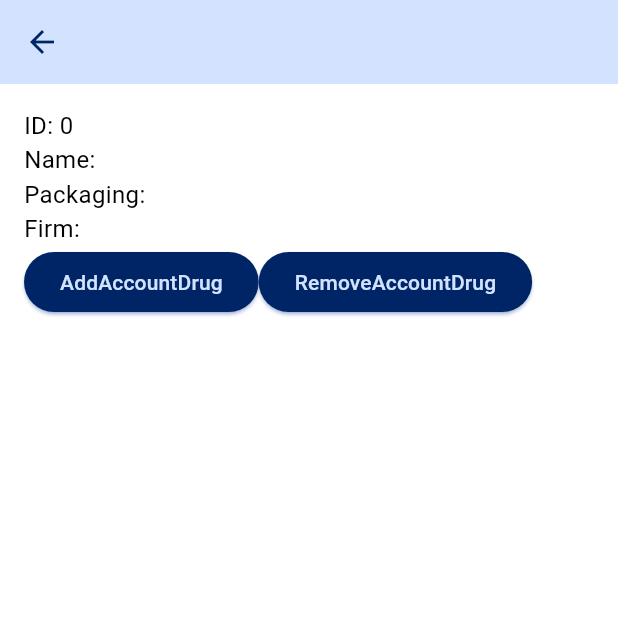
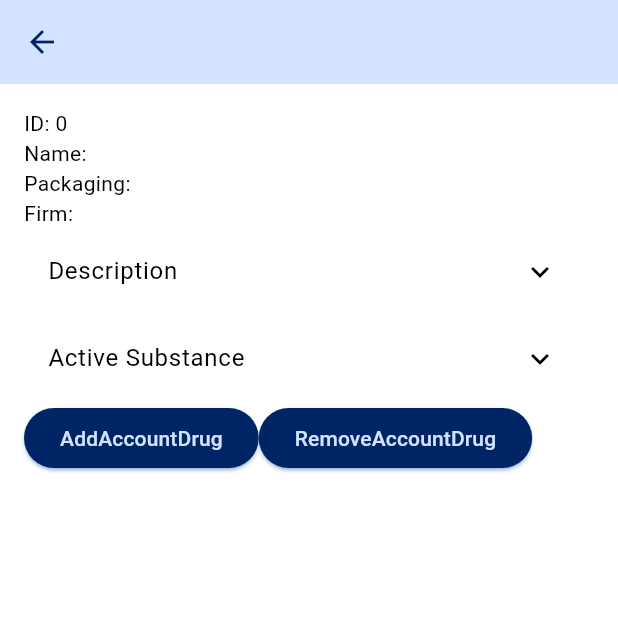
Before and after one commit to Geara0/drugpack_frontend, a Flutter app: the DrugPage screen opened directly with empty values, on a phone screen of 412 x 824 dp, the top half of it. Run offline on Flutter 3.47's test engine with Material 3 defaults, Android fonts, the phone set to English and light mode, and no system bars; our stand-ins replace bloc, dio, easy_localization, flutter_bloc, flutter_secure_storage, freezed_annotation and 3 more; accounts and stored records are empty; generated files the repository leaves out were written again; statements that could not run were skipped.

Commit message:
Обновил карточку лекарства и дизайн поиска.

```diff
--- a/lib/blocs/profile_bloc/profile_event.dart
+++ b/lib/blocs/profile_bloc/profile_event.dart
@@ -1,12 +1,7 @@
 abstract class ProfileEvent {}
 
 class GetAccountDrugs extends ProfileEvent {
-  final String email;
-
-  GetAccountDrugs({required this.email});
-
-  @override
-  String toString() => 'GetAccountDrugs { email: $email}';
+  GetAccountDrugs();
 }
 
 class AddAccountDrug extends ProfileEvent {
@@ -14,6 +9,7 @@ class AddAccountDrug extends ProfileEvent {
 
   AddAccountDrug(this.drugId);
 }
+
 class RemoveAccountDrug extends ProfileEvent {
   final String drugId;
 
--- a/lib/client/dio.dart
+++ b/lib/client/dio.dart
@@ -4,7 +4,7 @@ import 'package:flutter/cupertino.dart';
 
 final dio = Dio()
   ..options = BaseOptions(
-    baseUrl: 'http://192.168.23.129:8080/',
+    baseUrl: 'http://192.168.50.177:8080/',
     sendTimeout: const Duration(minutes: 1),
     receiveTimeout: const Duration(minutes: 1),
   )
--- /dev/null
+++ b/lib/dto/active_substance/active_substance_dto.dart
@@ -0,0 +1,23 @@
+import 'package:freezed_annotation/freezed_annotation.dart';
+
+part 'active_substance_dto.freezed.dart';
+part 'active_substance_dto.g.dart';
+
+@freezed
+class ActiveSubstanceDto with _$ActiveSubstanceDto {
+  const factory ActiveSubstanceDto({
+    String? asNameRus,
+    String? asNameEng,
+    String? asNameLatGenitive,
+    String? asNameLat,
+    int? tcfsDescId,
+    String? fdaCat,
+    String? asFormula,
+    String? asFormulaHtml,
+    String? asCasCode,
+    bool? asterisk,
+  }) = _ActiveSubstanceDto;
+
+  factory ActiveSubstanceDto.fromJson(Map<String, dynamic> json) =>
+      _$ActiveSubstanceDtoFromJson(json);
+}
--- /dev/null
+++ b/lib/dto/description/description_dto.dart
@@ -0,0 +1,62 @@
+import 'package:freezed_annotation/freezed_annotation.dart';
+
+part 'description_dto.freezed.dart';
+part 'description_dto.g.dart';
+
+@freezed
+class DescriptionDto with _$DescriptionDto {
+  const factory DescriptionDto({
+    String? composition,
+    String? compositionDf,
+    String? characteristics,
+    String? pharmaActions,
+    String? actonOrg,
+    String? componentsProperties,
+    String? drugFormDescription,
+    String? pharmaKinetic,
+    String? pharmaDynamic,
+    String? pharmaProperties,
+    String? clinicalPharmacology,
+    String? direction,
+    String? indications,
+    String? recommendations,
+    String? contraindications,
+    String? pregnancyUse,
+    String? useMethodAndDoses,
+    String? instrForPac,
+    String? sideActions,
+    String? interactions,
+    String? overdose,
+    String? precautions,
+    String? specialGuidelines,
+    String? form,
+    String? aptekaCondition,
+    String? literature,
+    String? comment,
+    String? manufacturer,
+    String? apply,
+    String? complectation,
+    String? principle,
+    String? mainTechChars,
+    String? observation,
+    String? specification,
+    String? service,
+    String? pharmGroups,
+    String? pharmActions,
+    String? name,
+    String? nameShort,
+    String? amount,
+    String? packing,
+    String? packingShort,
+    String? barcode,
+    String? firm,
+    String? lifetimeText,
+    double? lifetimeMonth,
+    String? storageConditions,
+    String? storageConditionsShort,
+    String? picname,
+  }) = _DescriptionDto;
+
+  factory DescriptionDto.fromJson(Map<String, dynamic> json) =>
+      _$DescriptionDtoFromJson(json);
+}
--- a/lib/dto/drug/drug_dto.dart
+++ b/lib/dto/drug/drug_dto.dart
@@ -1,4 +1,6 @@
 import 'package:freezed_annotation/freezed_annotation.dart';
+import '../active_substance/active_substance_dto.dart';
+import '../description/description_dto.dart';
 
 part 'drug_dto.freezed.dart';
 part 'drug_dto.g.dart';
@@ -9,7 +11,15 @@ class DrugDto with _$DrugDto {
     required int id,
     required String name,
     String? packaging,
-    required String firm,
+    String? firm,
+    DescriptionDto? description,
+    ActiveSubstanceDto? activeSubstance,
+    String? lifetimeText,
+    double? lifetimeMonth,
+    String? storageConditions,
+    String? storageConditionsShort,
+    String? picname,
+    String? form,
   }) = _DrugDto;
 
   factory DrugDto.fromJson(Map<String, dynamic> json) =>
--- a/lib/pages/drug_page.dart
+++ b/lib/pages/drug_page.dart
@@ -9,7 +9,7 @@ class DrugPage extends StatelessWidget {
   final DrugDto drugDto;
   final String id;
 
-  DrugPage({super.key, required this.id, required this.drugDto});
+  DrugPage({required this.id, required this.drugDto}) : super();
 
   @override
   Widget build(BuildContext context) {
@@ -19,40 +19,76 @@ class DrugPage extends StatelessWidget {
       appBar: AppBar(
         title: Text(drugDto.name),
       ),
-      body: Padding(
+      body: SingleChildScrollView(
+        child: Padding(
           padding: EdgeInsets.all(16.0),
           child: Column(
             crossAxisAlignment: CrossAxisAlignment.start,
             children: [
               Text(
                 'ID: ${drugDto.id}',
-              style: TextStyle(fontSize: 16.0),
               ),
               Text(
                 'Name: ${drugDto.name}',
-              style: TextStyle(fontSize: 16.0),
               ),
               if (drugDto.packaging != null)
                 Text(
                   'Packaging: ${drugDto.packaging}',
-                style: TextStyle(fontSize: 16.0),
                 ),
               Text(
                 'Firm: ${drugDto.firm}',
-              style: TextStyle(fontSize: 16.0),
               ),
-            Row(children: [ElevatedButton(
+              ExpansionTile(
+                title: Text('Description'),
+                children: [
+                  if (drugDto.description != null)
+                    ...drugDto.description!.toJson().entries.map((entry) {
+                      if (entry.value != null) {
+                        return ListTile(
+                          leading: Text(entry.key),
+                          title: Text(
+                            '${entry.value}',
+                          ),
+                        );
+                      }
+                      return Container();
+                    }),
+                ],
+              ),
+              ExpansionTile(
+                title: Text('Active Substance'),
+                children: [
+                  if (drugDto.activeSubstance != null)
+                    ...drugDto.activeSubstance!.toJson().entries.map((entry) {
+                      if (entry.value != null) {
+                        return ListTile(
+                          leading: Text(entry.key),
+                          title: Text('${entry.value}',
+                              style: TextStyle(fontSize: 16.0)),
+                        );
+                      }
+                      return Container();
+                    }),
+                ],
+              ),
+              Row(
+                children: [
+                  ElevatedButton(
                     onPressed: () {
                       profileBloc.add(AddAccountDrug(drugDto.id.toString()));
                     },
                     child: Text('AddAccountDrug'.tr()),
-            ),ElevatedButton(
+                  ),
+                  ElevatedButton(
                     onPressed: () {
                       profileBloc.add(RemoveAccountDrug(drugDto.id.toString()));
                     },
                     child: Text('RemoveAccountDrug'.tr()),
-            ),],)
+                  ),
                 ],
+              ),
+            ],
+          ),
         ),
       ),
     );
--- a/lib/pages/home_page.dart
+++ b/lib/pages/home_page.dart
@@ -13,14 +13,6 @@ class HomePage extends StatefulWidget {
 }
 
 class HomePageState extends State<HomePage> {
-  int count = 0;
-
-  void incrementCount() {
-    setState(() {
-      count++;
-    });
-  }
-
   @override
   Widget build(BuildContext context) {
     return Scaffold(
@@ -30,15 +22,13 @@ class HomePageState extends State<HomePage> {
           child: Column(
             children: <Widget>[
               const SizedBox(height: 20),
-              Container(
-                child: Column(
+              Column(
                 children: <Widget>[
                   Search.bar(
                     transformer: _transformer,
                     onTapResult: _onTapResult,
                   ),
                 ],
-                ),
               ),
             ],
           )),
@@ -48,13 +38,22 @@ class HomePageState extends State<HomePage> {
   Widget _transformer(DrugDto drugDto) {
     return Container(
       padding: const EdgeInsets.only(left: 20, right: 20),
+      child: Row(
+        crossAxisAlignment: CrossAxisAlignment.start,
+        children: <Widget>[
+          Expanded(
             child: Column(
+              crossAxisAlignment: CrossAxisAlignment.start,
               children: <Widget>[
                 const SizedBox(height: 20),
                 Text(
                   drugDto.name,
                   maxLines: 3,
                   overflow: TextOverflow.ellipsis,
+                  textAlign: TextAlign.left,
+                ),
+              ],
+            ),
           ),
         ],
       ),
--- a/lib/router/router.dart
+++ b/lib/router/router.dart
@@ -66,7 +66,6 @@ final List<RouteBase> _routes = [
                               drugDto: drugDto,
                             ),
                           );
-
                         },
                       ),
                     ],
--- a/lib/themes/themes.dart
+++ b/lib/themes/themes.dart
@@ -14,6 +14,9 @@ class ThemeClass {
   static const Color lightElevatedButtonShadowColor = Color(0xFF7BABFF);
   static const Color lightIconColor = Color(0xFF002566);
   static const Color lightInputTextColor = Color(0xFF000A1B);
+  static const Color lightNavItemColorSelected = Color(0xFF002566);
+  static const Color lightNavItemColorUnselected = Color(0xFF7BABFF);
+  static const Color lightTextAppBarColor = Color(0xFF002566);
 
   static const Color darkAppBarColor = Color(0xFF002566);
   static const Color darkStatusBarColor = Color(0xFF001A47);
@@ -28,6 +31,9 @@ class ThemeClass {
   static const Color darkElevatedButtonShadowColor = Color(0xFF7BABFF);
   static const Color darkIconColor = Color(0xFF7BABFF);
   static const Color darkInputTextColor = Color(0xFF000A1B);
+  static const Color darkNavItemColorSelected = Color(0xFFD3E3FF);
+  static const Color darkNavItemColorUnselected = Color(0xFF000A1B);
+  static const Color darkTextAppBarColor = Color(0xFFD3E3FF);
 
   static const Color lightInnerColor = Color(0xFFE6EFFF);
   static const Color darkInnerColor = Color(0xFF001A47);
@@ -37,12 +43,14 @@ class ThemeClass {
   static ThemeData lightTheme = ThemeData(
       primaryColor: ThemeData.light().scaffoldBackgroundColor,
       appBarTheme: const AppBarTheme(
+        titleTextStyle: TextStyle(color: lightTextAppBarColor),
         iconTheme: IconThemeData(color: lightIconColor),
         backgroundColor: lightAppBarColor,
       ),
       bottomNavigationBarTheme: const BottomNavigationBarThemeData(
           backgroundColor: lightAppBarColor,
-    ),
+          selectedItemColor: lightNavItemColorSelected,
+          unselectedItemColor: lightNavItemColorUnselected),
       colorScheme: const ColorScheme.light().copyWith(),
       textButtonTheme: const TextButtonThemeData(
         style: ButtonStyle(
@@ -53,7 +61,8 @@ class ThemeClass {
         style: ButtonStyle(
           backgroundColor: MaterialStatePropertyAll(lightElevatedButtonColor),
           shadowColor: MaterialStatePropertyAll(lightElevatedButtonShadowColor),
-        foregroundColor: MaterialStatePropertyAll(lightElevatedButtonTextColor),
+          foregroundColor:
+              MaterialStatePropertyAll(lightElevatedButtonTextColor),
         ),
       ),
       scaffoldBackgroundColor: lightBackgroundColor,
@@ -69,17 +78,20 @@ class ThemeClass {
       textTheme: const TextTheme(
         titleMedium: TextStyle(color: lightInputTextColor),
       ),
-  );
+      searchViewTheme:
+          const SearchViewThemeData(backgroundColor: lightBackgroundColor));
 
   static ThemeData darkTheme = ThemeData(
       primaryColor: ThemeData.dark().scaffoldBackgroundColor,
       appBarTheme: const AppBarTheme(
+        titleTextStyle: TextStyle(color: darkTextAppBarColor),
         iconTheme: IconThemeData(color: darkIconColor),
         backgroundColor: darkAppBarColor,
       ),
       bottomNavigationBarTheme: const BottomNavigationBarThemeData(
           backgroundColor: darkAppBarColor,
-    ),
+          selectedItemColor: darkNavItemColorSelected,
+          unselectedItemColor: darkNavItemColorUnselected),
       colorScheme: const ColorScheme.dark().copyWith(),
       textButtonTheme: const TextButtonThemeData(
         style: ButtonStyle(
@@ -90,7 +102,8 @@ class ThemeClass {
         style: ButtonStyle(
           backgroundColor: MaterialStatePropertyAll(darkElevatedButtonColor),
           shadowColor: MaterialStatePropertyAll(darkElevatedButtonShadowColor),
-        foregroundColor: MaterialStatePropertyAll(darkElevatedButtonTextColor),
+          foregroundColor:
+              MaterialStatePropertyAll(darkElevatedButtonTextColor),
         ),
       ),
       scaffoldBackgroundColor: darkBackgroundColor,
@@ -106,7 +119,8 @@ class ThemeClass {
       textTheme: const TextTheme(
         titleMedium: TextStyle(color: darkInputTextColor),
       ),
-  );
+      searchViewTheme:
+          const SearchViewThemeData(backgroundColor: darkBackgroundColor));
 
   static BoxDecoration containerDecoration(BuildContext context) {
     Color innerColor = Theme.of(context).brightness == Brightness.light
--- a/lib/widgets/search_result.dart
+++ /dev/null
@@ -1,53 +0,0 @@
-import 'package:drugpack/dto/drug/drug_dto.dart';
-import 'package:flutter/material.dart';
-
-class SearchResult extends StatelessWidget {
-  final DrugDto searchDrugResult;
-
-  const SearchResult({super.key, required this.searchDrugResult});
-
-  @override
-  Widget build(BuildContext context) {
-    return GestureDetector(
-      // onTap: () {
-      //   Navigator.push(
-      //     context,
-      //     MaterialPageRoute(
-      //       builder: (context) => PersonDetailPage(person: personResult),
-      //     ),
-      //   );
-      // },
-      child: Card(
-        shape: RoundedRectangleBorder(
-          borderRadius: BorderRadius.circular(8),
-        ),
-        elevation: 2.0,
-        child: Column(
-          crossAxisAlignment: CrossAxisAlignment.start,
-          children: [
-            Padding(
-              padding: const EdgeInsets.all(8.0),
-              child: Text(
-                searchDrugResult.name,
-                style: const TextStyle(
-                  fontWeight: FontWeight.bold,
-                  fontSize: 26.0,
-                ),
-              ),
-            ),
-            Padding(
-              padding: const EdgeInsets.all(8.0),
-              child: Text(
-                searchDrugResult.name,
-                style: const TextStyle(
-                  fontWeight: FontWeight.w400,
-                  fontSize: 16.0,
-                ),
-              ),
-            ),
-          ],
-        ),
-      ),
-    );
-  }
-}
--- a/pubspec.yaml
+++ b/pubspec.yaml
@@ -27,6 +27,8 @@ dependencies:
   hexcolor: ^3.0.1
   json_serializable: ^6.7.1
   provider: ^6.0.1
+  dartz: ^0.10.1
+  equatable: ^2.0.5
 
 dev_dependencies:
   flutter_test:
```
Also changed, not shown: pubspec.lock. Lines whose indentation alone changed are shown as unchanged.
